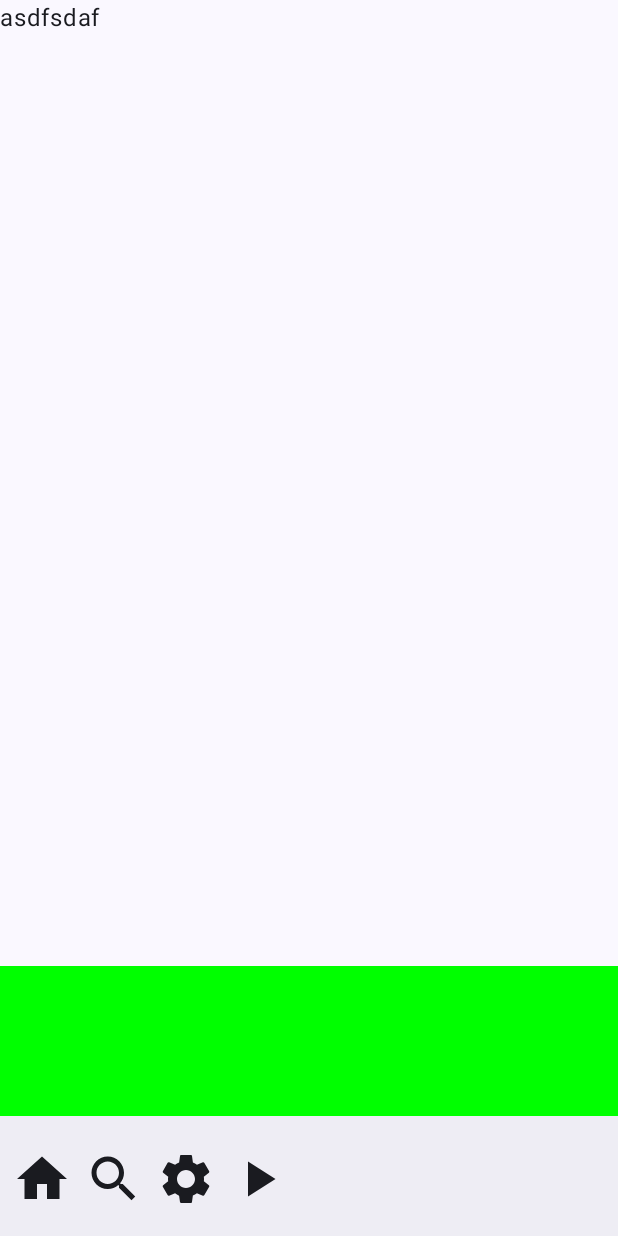
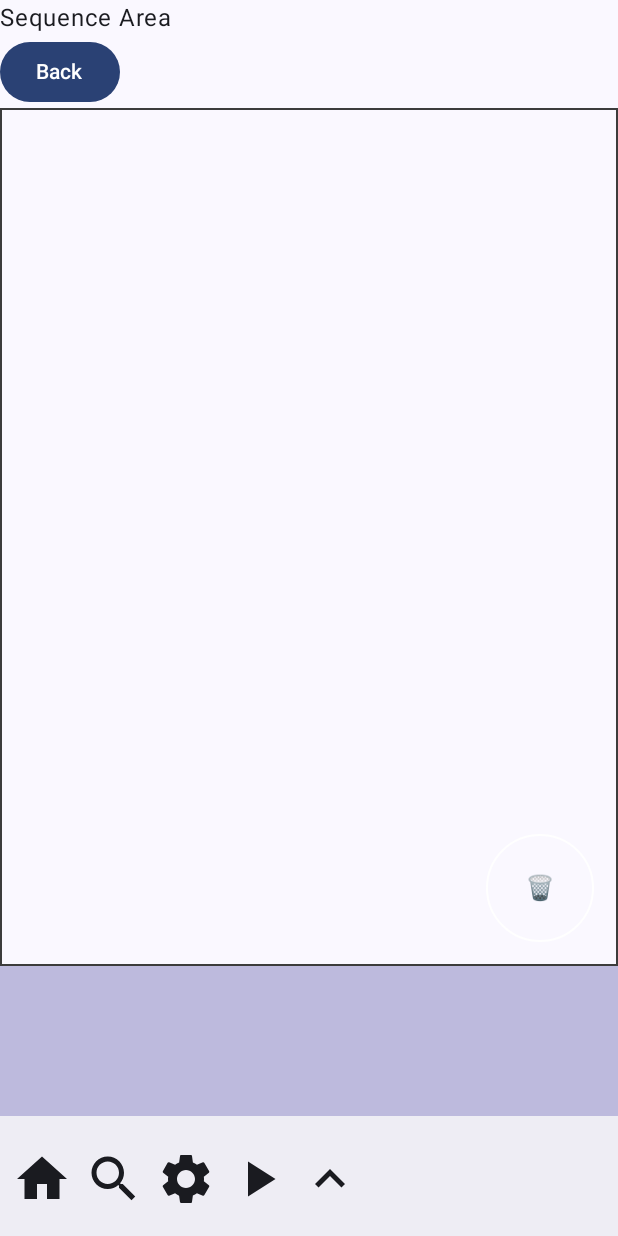
Before and after one commit to kvkrishnaprasad/learnwithautism, an Android app built with Jetpack Compose: the SequencePage screen opened through its navigation route, on a phone screen of 412 x 824 dp. Run offline under Robolectric (Android 15) with nearby library versions, the phone set to English and light mode, and no system bars; 1 statement that could not run was skipped.

Commit message:
Sequence bar

```diff
--- a/app/src/main/java/com/example/wordseeker/backend/PecsStoreInitializer.kt
+++ b/app/src/main/java/com/example/wordseeker/backend/PecsStoreInitializer.kt
@@ -121,7 +121,7 @@ object PecsStoreInitializer {
 
         addOne(categoryName,"mcdonald's", R.drawable.mcdonalds, R.raw.mcdonalds, 10)
         addOne(categoryName,"home", R.drawable.clayfarm_drive, R.raw.home0001, 10)
-        addOne(categoryName,"school", R.drawable.fawcett_primary_school, R.raw.school01, 10)
+        addOne(categoryName,"school", R.drawable.school, R.raw.school01, 10)
         addOne(categoryName,"nana Car", R.drawable.toyota_yaris_cross, R.raw.car00001, 10)
         addOne(categoryName,"amma Car", R.drawable.audi_q4_etron, R.raw.car00001, 10)
         addOne(categoryName,"office", R.drawable.arm_office, R.raw.office01, 10)
@@ -149,7 +149,8 @@ object PecsStoreInitializer {
         val categoryName = "actions"
         addOne(categoryName, "eat", R.drawable.eat, 10)
         addOne(categoryName, "drink", R.drawable.drink, 10)
-
+        addOne(categoryName, "brush_teeth", R.drawable.brush_teeth, 10)
+        addOne(categoryName, "walk", R.drawable.walk, 10)
     }
 
     private fun addTransport() {
@@ -158,7 +159,6 @@ object PecsStoreInitializer {
         addOne(categoryName, "bus", R.drawable.bus, 9)
         addOne(categoryName, "train", R.drawable.train, 9)
         addOne(categoryName, "airplane", R.drawable.airplane, 9)
-
     }
 
     private fun addPrepositions() {
--- a/app/src/main/java/com/example/wordseeker/frontend/MainApp.kt
+++ b/app/src/main/java/com/example/wordseeker/frontend/MainApp.kt
@@ -37,21 +37,20 @@ fun MainApp() {
 
     var drag by remember { mutableStateOf(DragState()) }
 
-    var showSequenceBar by remember { mutableStateOf(true) }
-
-//    var dragOffset by remember { mutableStateOf(Offset.Zero) }
 
     var dropArea = Rect.Zero
 
-    val dropRegistry = remember { dropArea }
     val droppedItems = remember { mutableStateListOf<String>() }
 
     Box(Modifier.fillMaxSize()) {
         Scaffold(
             bottomBar = {
-                MyBottomAppBar(navController
-                , {rect -> dropArea = rect }
-                , droppedItems )},
+                MyBottomAppBar(
+                    navController,
+                    { rect -> dropArea = rect },
+                    droppedItems
+                )
+            },
         ) { innerPadding ->
             Box(
                 modifier = Modifier
@@ -66,7 +65,6 @@ fun MainApp() {
                         drag = drag.copy(posInRoot = drag.posInRoot + delta)
                     },
                     onDragEnd = {
-                        // On drag end, check drop targets
                         val ghostRect = Rect(
                             offset = drag.posInRoot,
                             size = Size(80f, 80f) // same as ghost size
@@ -74,22 +72,26 @@ fun MainApp() {
                         if (dropArea.overlaps(ghostRect)) {
                             droppedItems.add(drag.item.orEmpty())
                         }
-//                        handleDrop(dropRegistry.hit(drag.posInRoot))
                         drag = DragState() // reset
                     },
-                    onDragCancel = { drag = DragState() })
+                    onDragCancel = { drag = DragState() },
+                    droppedItems)
             }
         }
 
         if (drag.active && drag.item != null) {
-            Box(Modifier.fillMaxSize()
+            Box(Modifier
+                .fillMaxSize()
                 .zIndex(999f))
             {
                 Box(
                     modifier = Modifier
                         .size(100.dp)
-                        .offset {IntOffset(drag.posInRoot.x.roundToInt()
-                            , drag.posInRoot.y.roundToInt())}
+                        .offset {
+                            IntOffset(
+                                drag.posInRoot.x.roundToInt(), drag.posInRoot.y.roundToInt()
+                            )
+                        }
                         .padding(2.dp)
                         .background(Color.LightGray, RoundedCornerShape(6.dp))
                 ){
--- a/app/src/main/java/com/example/wordseeker/frontend/MyBottomAppBar.kt
+++ b/app/src/main/java/com/example/wordseeker/frontend/MyBottomAppBar.kt
@@ -12,9 +12,16 @@ import androidx.navigation.NavHostController
 import com.example.wordseeker.frontend.pages.SequenceMaker
 
 @Composable
-fun MyBottomAppBar(navController: NavHostController, updateArea: (Rect) -> Unit, droppedItems: List<String>) {
+fun MyBottomAppBar(navController: NavHostController,
+                   updateArea: (Rect) -> Unit,
+                   droppedItems: List<String>,
+) {
+    var showSequenceBar by remember { mutableStateOf(true) }
+
     Column {
-        SequenceMaker(updateArea, droppedItems)
+        if (showSequenceBar) {
+            SequenceMaker(updateArea, droppedItems)
+        }
         BottomAppBar(
             actions = {
                 IconButton(onClick = { navController.navigate("categories") }) {
@@ -41,6 +48,12 @@ fun MyBottomAppBar(navController: NavHostController, updateArea: (Rect) -> Unit,
                         modifier = Modifier.size(48.dp)
                     )
                 }
+                IconButton(onClick = {showSequenceBar = !showSequenceBar}) {
+                    Icon(
+                        Icons.Default.KeyboardArrowUp, contentDescription = "Toggle",
+                        modifier = Modifier.size(48.dp)
+                    )
+                }
             },
         )
     }
--- a/app/src/main/java/com/example/wordseeker/frontend/NavBuild.kt
+++ b/app/src/main/java/com/example/wordseeker/frontend/NavBuild.kt
@@ -17,7 +17,8 @@ import com.example.wordseeker.frontend.pages.SequencePage
 fun NavBuild(navController: NavHostController, onDragStart: (posInRoot: Offset, id: String) -> Unit,
              onDrag: (delta: Offset) -> Unit,
              onDragEnd: () -> Unit,
-             onDragCancel: () -> Unit) {
+             onDragCancel: () -> Unit,
+             droppedItems: List<String>) {
     NavHost(navController = navController, startDestination = "categories") {
         composable("categories") { CategoriesGrid(navController) }
         composable("second/{categoryId}",
@@ -28,6 +29,6 @@ fun NavBuild(navController: NavHostController, onDragStart: (posInRoot: Offset,
         }
         composable("about") { About(navController) }
         composable("search") { SearchApp(navController)  }
-        composable("seq") { SequencePage(navController) }
+        composable("seq") { SequencePage(navController, droppedItems) }
     }
 }
--- a/app/src/main/java/com/example/wordseeker/frontend/pages/SequenceMaker.kt
+++ b/app/src/main/java/com/example/wordseeker/frontend/pages/SequenceMaker.kt
@@ -26,6 +26,7 @@ import androidx.compose.ui.Modifier
 import androidx.compose.ui.geometry.Offset
 import androidx.compose.ui.geometry.Rect
 import androidx.compose.ui.graphics.Color
+import androidx.compose.ui.input.pointer.motionEventSpy
 import androidx.compose.ui.layout.LayoutCoordinates
 import androidx.compose.ui.layout.onGloballyPositioned
 import androidx.compose.ui.res.painterResource
@@ -36,7 +37,6 @@ import com.example.wordseeker.backend.store.PecsItemStore
 @Composable
 fun SequenceMaker(updateArea: (Rect) -> Unit, droppedItems: List<String>) {
 
-
     var boxCoords by remember { mutableStateOf<LayoutCoordinates?>(null) }
     val scrollState = rememberScrollState()
 
@@ -44,7 +44,7 @@ fun SequenceMaker(updateArea: (Rect) -> Unit, droppedItems: List<String>) {
         modifier = Modifier
             .height(100.dp)
             .fillMaxWidth()
-            .background(Color.Green)
+            .background(Color(0x5F5650a4))
             .horizontalScroll(scrollState) // makes Row scrollable,
             .onGloballyPositioned { coords ->
                 boxCoords = coords
@@ -70,6 +70,7 @@ fun SequenceMaker(updateArea: (Rect) -> Unit, droppedItems: List<String>) {
                         )
                     }
         }
+        Box (Modifier.width(100.dp))
     }
 }
 
--- a/app/src/main/java/com/example/wordseeker/frontend/pages/SequencePage.kt
+++ b/app/src/main/java/com/example/wordseeker/frontend/pages/SequencePage.kt
@@ -1,10 +1,118 @@
 package com.example.wordseeker.frontend.pages
 
+import android.media.MediaPlayer
+import androidx.compose.foundation.border
+import androidx.compose.foundation.gestures.detectTransformGestures
+import androidx.compose.foundation.layout.Box
+import androidx.compose.foundation.layout.Column
+import androidx.compose.foundation.layout.fillMaxSize
+import androidx.compose.foundation.layout.padding
+import androidx.compose.foundation.layout.size
+import androidx.compose.foundation.lazy.grid.GridCells
+import androidx.compose.foundation.lazy.grid.LazyVerticalGrid
+import androidx.compose.foundation.shape.CircleShape
+import androidx.compose.material3.Button
 import androidx.compose.material3.Text
 import androidx.compose.runtime.Composable
+import androidx.compose.runtime.getValue
+import androidx.compose.runtime.mutableStateOf
+import androidx.compose.runtime.remember
+import androidx.compose.runtime.setValue
+import androidx.compose.ui.Alignment
+import androidx.compose.ui.Modifier
+import androidx.compose.ui.graphics.Color
+import androidx.compose.ui.input.pointer.pointerInput
+import androidx.compose.ui.platform.LocalContext
+import androidx.compose.ui.unit.dp
+import androidx.compose.ui.zIndex
 import androidx.navigation.NavController
+import com.example.wordseeker.backend.store.PecsItemStore
 
 @Composable
-fun SequencePage(navController: NavController) {
-    Text("asdfsdaf")
+fun SequencePage(navController: NavController, droppedItems: List<String>) {
+
+    var zoom by remember { mutableStateOf(1f) }
+    val columns = if (zoom > 1.5f) 1 else if (zoom > 1.3f) 2 else if (zoom > 1.1f) 3 else 4
+    val context = LocalContext.current
+
+    Column {
+        Text("Sequence Area")
+        Button(onClick = {
+            navController.popBackStack()
+        }) { Text("Back") }
+
+        Box( ) {
+            LazyVerticalGrid(
+                columns = GridCells.Fixed(columns),
+                modifier = Modifier
+                    .border(width = 1.dp, color = Color(60, 60, 60))
+                    .fillMaxSize()
+                    .pointerInput(Unit) {
+                        detectTransformGestures { _, _, zoomChange, _ ->
+                            zoom *= zoomChange
+                            // clamp zoom to avoid extremes
+                            zoom = zoom.coerceIn(0.8f, 1.6f)
+                        }
+                    }
+            ) {
+
+                items(droppedItems.size) { index ->
+                    val pecs = PecsItemStore.findById(droppedItems[index])
+                    if (pecs != null) {
+                        PecsCard(
+                            pecs.name, pecs.image, {
+                                if (pecs.sound != null) {
+                                    val mediaPlayer = MediaPlayer.create(context, pecs.sound)
+                                    mediaPlayer.start()
+                                }
+                            }, zoom,
+                            onDragStart = { posInRoot, pecsId -> },
+                            onDrag = { delta -> },
+                            onDragEnd = {},
+                            onDragCancel = {})
+                    }
+                }
+
+            }
+
+            // Delete Corner bin
+            DeleteBin(
+                modifier = Modifier
+                    .align(Alignment.BottomEnd)
+                    .padding(16.dp)
+//                    .onGloballyPositioned { coords ->
+//                        val topLeft = coords.positionInRoot()
+//                        val size = coords.size
+//                        binBoundsInRoot = Rect(
+//                            topLeft,
+//                            androidx.compose.ui.geometry.Size(size.width.toFloat(), size.height.toFloat())
+//                        )
+//                    },
+                ,
+                true
+            )
+
+        }
+    }
 }
+
+
+@Composable
+private fun DeleteBin(
+    modifier: Modifier,
+    armed: Boolean
+) {
+//    val bg = if (armed) Color(0x7F0000) else Color(0xFF2b2b2b)
+    val stroke = if (armed) Color.White else Color.White.copy(alpha = 0.8f)
+    Box(
+        modifier = modifier
+            .size(72.dp)
+            .zIndex(11f)
+//            .background(bg, CircleShape)
+            .border(1.dp, stroke, CircleShape),
+        contentAlignment = Alignment.Center
+    ) {
+        // You can replace with any bin icon
+        Text("🗑️", color = Color.White)
+    }
+}
```
Also changed, not shown: app/src/main/java/com/example/wordseeker/frontend/pages/SearchApp.kt (+9 -7 lines), app/src/main/res/drawable/brush_teeth.png (added), app/src/main/res/drawable/school.png (added), app/src/main/res/drawable/walk.png (added).
